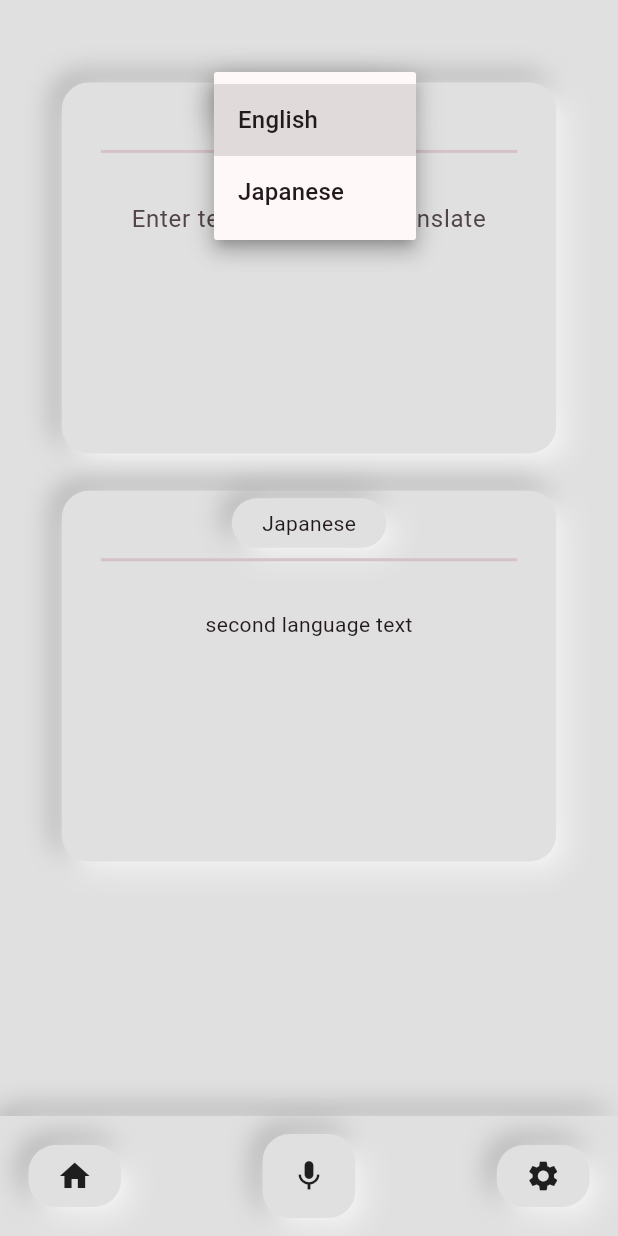
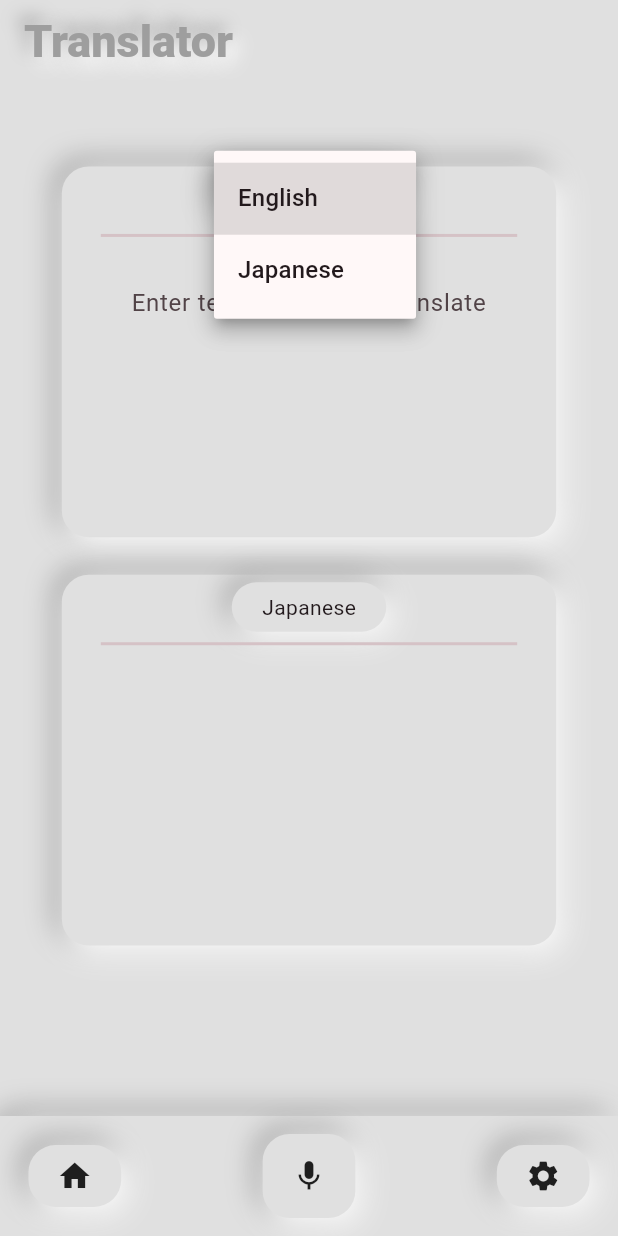
Before and after one commit to Schoenabatic/translator-app, a Flutter app: the screen it shows after launch, after a tap on "English", on a phone screen of 412 x 824 dp. Run offline on Flutter 3.47's test engine with Material 2 defaults, Android fonts, the phone set to English and light mode, and no system bars; our stand-ins replace flutter_inset_box_shadow; missing offline and left inert: dart:js_interop, translator; Roboto replaces fonts that are missing (SFUI).

Commit message:
the translation function works in a very basic manner but no speech to text which is the most important but now the app wont launch because of some gradle shit, certified flutter moment

```diff
--- a/lib/pages/home_page.dart
+++ b/lib/pages/home_page.dart
@@ -1,5 +1,8 @@
 import 'package:flutter/material.dart';
+
 import 'package:translator_app/constants/neumorphism_effect.dart';
+import 'package:translator_app/pages/settings_page.dart';
+import 'package:translator_app/pages/translator_page.dart';
 
 class HomePage extends StatefulWidget {
   const HomePage({super.key});
@@ -9,12 +12,10 @@ class HomePage extends StatefulWidget {
 }
 
 class _HomePageState extends State<HomePage> {
-  bool isElevated = true;
-
   @override
   Widget build(BuildContext context) {
     return Scaffold(
-      backgroundColor: Colors.grey[300],
+      resizeToAvoidBottomInset: false,
       bottomNavigationBar: Container(
         decoration: BoxDecoration(
           color: Colors.grey[300],
@@ -78,110 +79,11 @@ class _HomePageState extends State<HomePage> {
           ),
         ),
       ),
-      body: Center(
-        child: Column(
-          children: [
-            const SizedBox(height: 55),
-            Container(
-              width: MediaQuery.of(context).size.width * 0.8,
-              height: MediaQuery.of(context).size.height * 0.30,
-              decoration: BoxDecoration(
-                color: Colors.grey[300],
-                borderRadius: BorderRadius.circular(18),
-                boxShadow: neumorphism_effect,
-              ),
-              child: Column(
-                children: [
-                  const SizedBox(height: 5),
-                  GestureDetector(
-                    onTap: () => setState(
-                      () => isElevated = !isElevated,
-                    ),
-                    child: AnimatedContainer(
-                      duration: const Duration(milliseconds: 200),
-                      height: MediaQuery.of(context).size.height * 0.04,
-                      width: MediaQuery.of(context).size.width * 0.3,
-                      decoration: BoxDecoration(
-                        color: Colors.grey[300],
-                        borderRadius: BorderRadius.circular(18),
-                        boxShadow: isElevated ? neumorphism_effect : null,
-                      ),
-                      child: Center(
-                        child: DropdownButton(
-                          value: 1,
-                          items: [
-                            DropdownMenuItem(
-                              child: Text('English'),
-                              value: 1,
-                            ),
-                            DropdownMenuItem(
-                              child: Text('Japanese'),
-                              value: 2,
-                            ),
-                          ],
-                          onChanged: (value) {},
-                        ),
-                      ),
-                    ),
-                  ),
-                  const Padding(
-                    padding: EdgeInsets.only(left: 26, right: 26),
-                    child: Divider(
-                      thickness: 2,
-                    ),
-                  ),
-                  const SizedBox(height: 25),
-                  SizedBox(
-                    height: MediaQuery.of(context).size.height * 0.2,
-                    width: MediaQuery.of(context).size.width * 0.65,
-                    child: const TextField(
-                      keyboardType: TextInputType.multiline,
-                      maxLines: null,
-                      textAlignVertical: TextAlignVertical.top,
-                      textAlign: TextAlign.center,
-                      decoration: InputDecoration.collapsed(
-                        hintText: 'Enter text you want to translate',
-                      ),
-                    ),
-                  ),
-                ],
-              ),
-            ),
-            const SizedBox(height: 25),
-            Container(
-              width: MediaQuery.of(context).size.width * 0.8,
-              height: MediaQuery.of(context).size.height * 0.30,
-              decoration: BoxDecoration(
-                  color: Colors.grey[300], borderRadius: BorderRadius.circular(18), boxShadow: neumorphism_effect),
-              child: Column(
-                children: [
-                  const SizedBox(height: 5),
-                  GestureDetector(
-                    child: Container(
-                      height: MediaQuery.of(context).size.height * 0.04,
-                      width: MediaQuery.of(context).size.width * 0.25,
-                      decoration: BoxDecoration(
-                          color: Colors.grey[300],
-                          borderRadius: BorderRadius.circular(18),
-                          boxShadow: neumorphism_effect),
-                      child: const Center(
-                        child: Text('Japanese'),
-                      ),
-                    ),
-                  ),
-                  const Padding(
-                    padding: EdgeInsets.only(left: 26, right: 26),
-                    child: Divider(
-                      thickness: 2,
-                    ),
-                  ),
-                  const SizedBox(height: 25),
-                  const Text('second language text'),
-                ],
-              ),
-            ),
-          ],
-        ),
+      body: PageView(
+        children: [
+          TranslatorPage(),
+          SettingsPage(),
+        ],
       ),
     );
   }
--- /dev/null
+++ b/lib/pages/settings_page.dart
@@ -0,0 +1,18 @@
+import 'package:flutter/material.dart';
+
+class SettingsPage extends StatelessWidget {
+  const SettingsPage({
+    super.key,
+  });
+
+  @override
+  Widget build(BuildContext context) {
+    return Scaffold(
+      body: const Text('settings'),
+      backgroundColor: Colors.grey[300],
+      appBar: AppBar(
+        title: const Text('Settings'),
+      ),
+    );
+  }
+}
--- /dev/null
+++ b/lib/pages/translator_page.dart
@@ -0,0 +1,185 @@
+import 'dart:js_interop';
+
+import 'package:flutter/material.dart';
+import 'package:translator/translator.dart';
+import 'package:translator_app/constants/neumorphism_effect.dart';
+
+class TranslatorPage extends StatefulWidget {
+  const TranslatorPage({super.key});
+
+  @override
+  State<TranslatorPage> createState() => _TranslatorPageState();
+}
+
+class _TranslatorPageState extends State<TranslatorPage> {
+  bool isElevated = true;
+  int selectedLanguage = 1;
+  int lastSelectedLanguage = 2;
+  String translatedText = '';
+  @override
+  Widget build(BuildContext context) {
+    return Scaffold(
+      appBar: AppBar(
+        backgroundColor: Colors.grey[300],
+        title: Text(
+          'Translator',
+          style: TextStyle(
+            color: Colors.grey[500],
+            fontWeight: FontWeight.w800,
+            fontSize: 30,
+            shadows: [
+              Shadow(
+                color: Colors.grey.shade500,
+                offset: const Offset(-5, -5),
+                blurRadius: 15,
+              ),
+              const BoxShadow(
+                color: Colors.white,
+                offset: Offset(5, 5),
+                blurRadius: 15,
+              )
+            ],
+          ),
+        ),
+      ),
+      resizeToAvoidBottomInset: false,
+      backgroundColor: Colors.grey[300],
+      body: Center(
+        child: Column(
+          children: [
+            const SizedBox(height: 55),
+            Container(
+              width: MediaQuery.of(context).size.width * 0.8,
+              height: MediaQuery.of(context).size.height * 0.30,
+              decoration: BoxDecoration(
+                color: Colors.grey[300],
+                borderRadius: BorderRadius.circular(18),
+                boxShadow: neumorphism_effect,
+              ),
+              child: Column(
+                children: [
+                  const SizedBox(height: 5),
+                  GestureDetector(
+                    onTap: () => setState(
+                      () => isElevated = !isElevated,
+                    ),
+                    child: AnimatedContainer(
+                      duration: const Duration(milliseconds: 200),
+                      height: MediaQuery.of(context).size.height * 0.04,
+                      width: MediaQuery.of(context).size.width * 0.3,
+                      decoration: BoxDecoration(
+                        color: Colors.grey[300],
+                        borderRadius: BorderRadius.circular(18),
+                        boxShadow: isElevated ? neumorphism_effect : null,
+                      ),
+                      child: Center(
+                        child: DropdownButtonHideUnderline(
+                          child: DropdownButton(
+                            value: selectedLanguage,
+                            items: const [
+                              DropdownMenuItem(
+                                value: 1,
+                                child: Text('English'),
+                              ),
+                              DropdownMenuItem(
+                                value: 2,
+                                child: Text('Japanese'),
+                              ),
+                            ],
+                            onChanged: (value) {
+                              setState(() {
+                                selectedLanguage = value!;
+                              });
+                            },
+                          ),
+                        ),
+                      ),
+                    ),
+                  ),
+                  const Padding(
+                    padding: EdgeInsets.only(left: 26, right: 26),
+                    child: Divider(
+                      thickness: 2,
+                    ),
+                  ),
+                  const SizedBox(height: 25),
+                  SizedBox(
+                    height: MediaQuery.of(context).size.height * 0.2,
+                    width: MediaQuery.of(context).size.width * 0.65,
+                    child: TextField(
+                      onChanged: (text) async {
+                        if (text.isNotEmpty & text.isUndefinedOrNull == false) {
+                          final translation = await text.translate(
+                            from: 'en',
+                            to: 'es',
+                          );
+
+                          setState(
+                            () {
+                              translatedText = translation.text;
+                            },
+                          );
+                        } else {
+                          setState(
+                            () {
+                              translatedText = 'hell';
+                            },
+                          );
+                        }
+                      },
+                      keyboardType: TextInputType.multiline,
+                      maxLines: null,
+                      textAlignVertical: TextAlignVertical.top,
+                      textAlign: TextAlign.center,
+                      decoration: const InputDecoration.collapsed(
+                        hintText: 'Enter text you want to translate',
+                      ),
+                    ),
+                  ),
+                ],
+              ),
+            ),
+            const SizedBox(height: 25),
+            Container(
+              width: MediaQuery.of(context).size.width * 0.8,
+              height: MediaQuery.of(context).size.height * 0.30,
+              decoration: BoxDecoration(
+                color: Colors.grey[300],
+                borderRadius: BorderRadius.circular(18),
+                boxShadow: neumorphism_effect,
+              ),
+              child: Column(
+                children: [
+                  const SizedBox(height: 5),
+                  GestureDetector(
+                    child: Container(
+                      height: MediaQuery.of(context).size.height * 0.04,
+                      width: MediaQuery.of(context).size.width * 0.25,
+                      decoration: BoxDecoration(
+                          color: Colors.grey[300],
+                          borderRadius: BorderRadius.circular(18),
+                          boxShadow: neumorphism_effect),
+                      child: const Center(
+                        child: Text('Japanese'),
+                      ),
+                    ),
+                  ),
+                  const Padding(
+                    padding: EdgeInsets.only(left: 26, right: 26),
+                    child: Divider(
+                      thickness: 2,
+                    ),
+                  ),
+                  const SizedBox(height: 25),
+                  SelectableText(
+                    translatedText,
+                  ),
+                ],
+              ),
+            ),
+          ],
+        ),
+      ),
+    );
+  }
+}
--- a/pubspec.yaml
+++ b/pubspec.yaml
@@ -34,8 +34,8 @@ dependencies:
   # The following adds the Cupertino Icons font to your application.
   # Use with the CupertinoIcons class for iOS style icons.
   cupertino_icons: ^1.0.2
-  flutter_neumorphic: ^3.2.0
   flutter_inset_box_shadow: ^1.0.8
+  translator: ^0.1.7
 
 dev_dependencies:
   flutter_test:
```
Also changed, not shown: pubspec.lock.
